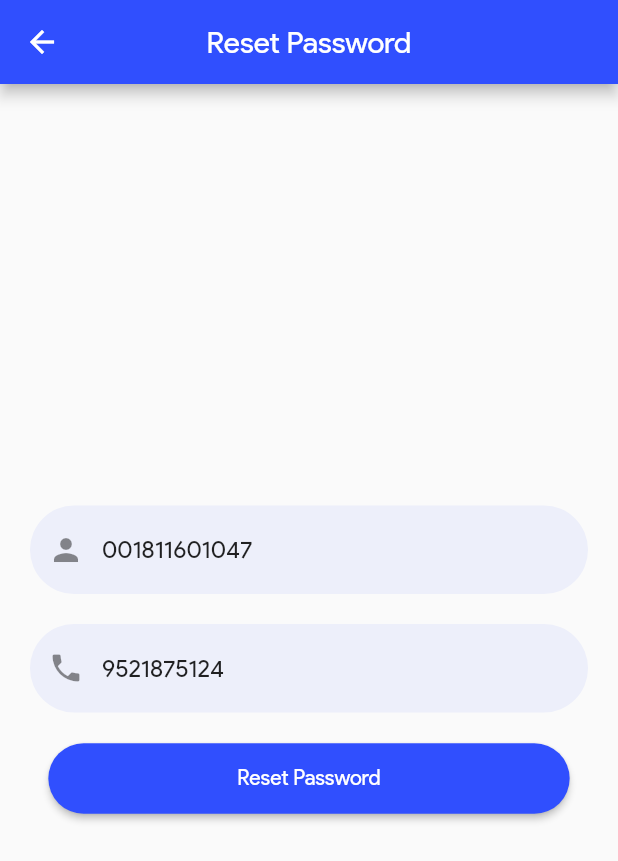
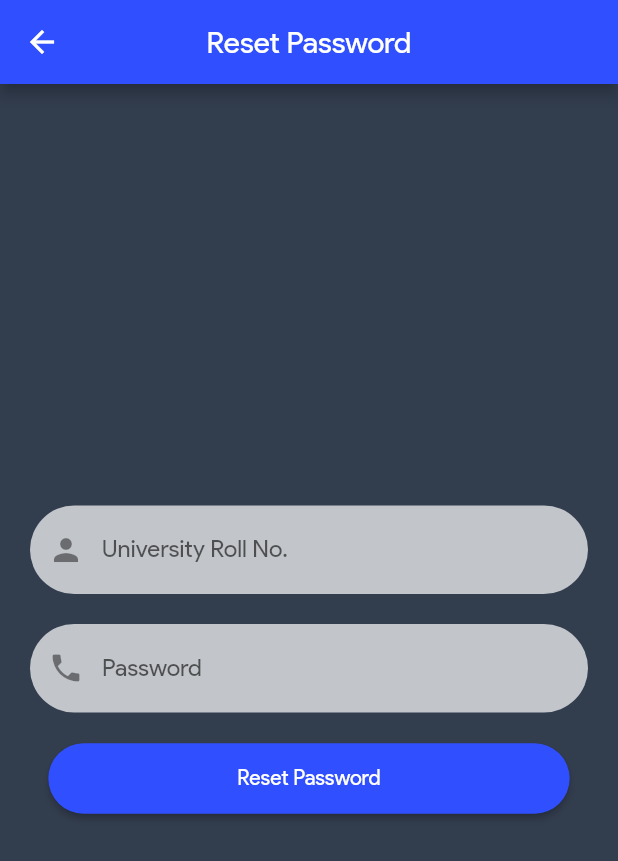
Before and after one commit to kishanhitk/jumsRebootFlutter, a Flutter app: the screen it shows after launch, after a tap on "Forgot Password?", on a phone screen of 412 x 824 dp. Shown: the top 861 px of the screen. Run offline on Flutter 3.47's test engine with Material 2 defaults, Android fonts, the phone set to English and light mode, and no system bars; our stand-ins replace flutter_spinkit, font_awesome_flutter, google_fonts, share, shared_preferences; missing offline and left inert: flutter_full_pdf_viewer, share_extend.

Commit message:
Improved UI, Added internet permission

```diff
--- a/lib/forgotpassword.dart
+++ b/lib/forgotpassword.dart
@@ -54,6 +54,7 @@ class _ForgotPasswordState extends State<ForgotPassword> {
   @override
   Widget build(BuildContext context) {
     return Scaffold(
+      backgroundColor: Color(0xff323D4E),
       appBar: AppBar(
         centerTitle: true,
         title: Text("Reset Password"),
@@ -79,9 +80,10 @@ class _ForgotPasswordState extends State<ForgotPassword> {
                               return null;
                           },
                           decoration: InputDecoration(
-                              fillColor: Color(
-                                0x11304ffe,
-                              ),
+                              fillColor: Colors.white70 ??
+                                  Color(
+                                    0x11304ffe,
+                                  ),
                               labelText: "University Roll No.",
                               floatingLabelBehavior:
                                   FloatingLabelBehavior.never,
@@ -94,7 +96,6 @@ class _ForgotPasswordState extends State<ForgotPassword> {
                                 borderRadius: BorderRadius.circular(50),
                               )),
                           keyboardType: TextInputType.number,
-                          initialValue: "001811601047",
                           onChanged: (val) {
                             setState(() {
                               uname = val;
@@ -114,9 +115,10 @@ class _ForgotPasswordState extends State<ForgotPassword> {
                               return null;
                           },
                           decoration: InputDecoration(
-                              fillColor: Color(
-                                0x11304ffe,
-                              ),
+                              fillColor: Colors.white70 ??
+                                  Color(
+                                    0x11304ffe,
+                                  ),
                               filled: true,
                               labelText: "Password",
                               floatingLabelBehavior:
@@ -129,7 +131,6 @@ class _ForgotPasswordState extends State<ForgotPassword> {
                                 borderRadius: BorderRadius.circular(50),
                               )),
                           keyboardType: TextInputType.phone,
-                          initialValue: "9521875124",
                           onChanged: (val) {
                             setState(() {
                               phone = val;
@@ -163,7 +164,35 @@ class _ForgotPasswordState extends State<ForgotPassword> {
                           ),
                         ),
                       ),
-
+                      // Padding(
+                      //   padding: const EdgeInsets.all(8.0),
+                      //   child: Container(
+                      //     width: MediaQuery.of(context).size.width * 0.9,
+                      //     decoration: BoxDecoration(
+                      //         color: Theme.of(context).primaryColor,
+                      //         borderRadius: BorderRadius.circular(30)),
+                      //     child: Material(
+                      //       color: Colors.transparent,
+                      //       child: InkWell(
+                      //         onTap: () {
+                      //           if (_formKey.currentState.validate()) {
+                      //             print(uname);
+                      //             print(phone);
+                      //             submit();
+                      //           }
+                      //         },
+                      //         child: Padding(
+                      //           padding: const EdgeInsets.all(15.0),
+                      //           child: Center(
+                      //               child: Text(
+                      //             "Reset Password",
+                      //             style: TextStyle(color: Colors.white),
+                      //           )),
+                      //         ),
+                      //       ),
+                      //     ),
+                      //   ),
+                      // ),
                     ],
                   ),
                 ),
--- a/lib/loginPage.dart
+++ b/lib/loginPage.dart
@@ -91,18 +91,20 @@ class _LoginPageState extends State<LoginPage> {
   @override
   Widget build(BuildContext context) {
     return Scaffold(
-      appBar: AppBar(
-        centerTitle: true,
-        elevation: 0,
-        title: Text("JUMS Reboot"),
-      ),
-      body: Container(
+      backgroundColor: Color(0xff323D4E),
+      body: SingleChildScrollView(
+        child: Center(
+          child: Container(
             child: isLoading
                 ? Center(
                     child: SpinKitCubeGrid(
                     color: Theme.of(context).primaryColor,
                   ))
-            : Form(
+                : Column(
+                    mainAxisAlignment: MainAxisAlignment.center,
+                    children: [
+                      Image.asset('assets/logo_trans.png'),
+                      Form(
                         key: _formKey,
                         child: Column(
                           mainAxisAlignment: MainAxisAlignment.center,
@@ -119,7 +121,9 @@ class _LoginPageState extends State<LoginPage> {
                                 },
                                 decoration: InputDecoration(
                                     filled: true,
-                            fillColor: Color(
+                                    hintText: "University Roll No.",
+                                    fillColor: Colors.white70 ??
+                                        Color(
                                           0x11304ffe,
                                         ),
                                     prefixIcon: Icon(
@@ -130,7 +134,6 @@ class _LoginPageState extends State<LoginPage> {
                                       borderRadius: BorderRadius.circular(50),
                                     )),
                                 keyboardType: TextInputType.number,
-                        initialValue: "001811601047",
                                 onChanged: (val) {
                                   setState(() {
                                     uname = val;
@@ -151,12 +154,12 @@ class _LoginPageState extends State<LoginPage> {
                                 },
                                 obscureText: _isObscureText,
                                 decoration: InputDecoration(
-                            fillColor: Color(
+                                    fillColor: Colors.white70 ??
+                                        Color(
                                           0x11304ffe,
                                         ),
                                     filled: true,
-                            labelText: "Password",
-                            floatingLabelBehavior: FloatingLabelBehavior.never,
+                                    hintText: "Password",
                                     prefixIcon: Icon(
                                       Icons.lock,
                                     ),
@@ -171,7 +174,6 @@ class _LoginPageState extends State<LoginPage> {
                                       borderSide: BorderSide.none,
                                       borderRadius: BorderRadius.circular(50),
                                     )),
-                        initialValue: "158261ed",
                                 onChanged: (val) {
                                   setState(() {
                                     pass = val;
@@ -185,12 +187,13 @@ class _LoginPageState extends State<LoginPage> {
                                   Navigator.push(
                                       context,
                                       CupertinoPageRoute(
-                                  builder: (context) => ForgotPassword()));
+                                          builder: (context) =>
+                                              ForgotPassword()));
                                 },
                                 child: Text(
                                   "Forgot Password?",
-                          style:
-                              TextStyle(color: Theme.of(context).primaryColor),
+                                  style: TextStyle(
+                                      color: Theme.of(context).primaryColor),
                                 )),
                             Padding(
                               padding: const EdgeInsets.all(10.0),
@@ -201,7 +204,8 @@ class _LoginPageState extends State<LoginPage> {
                                   0xff304ffe,
                                 ),
                                 onPressed: () {
-                          if (_formKey.currentState.validate()) submit();
+                                  if (_formKey.currentState.validate())
+                                    submit();
                                 },
                                 child: Padding(
                                   padding: const EdgeInsets.symmetric(
@@ -216,6 +220,10 @@ class _LoginPageState extends State<LoginPage> {
                           ],
                         ),
                       ),
+                    ],
+                  ),
+          ),
+        ),
       ),
     );
   }
```
Also changed, not shown: 3 other files. Lines whose indentation alone changed are shown as unchanged.
